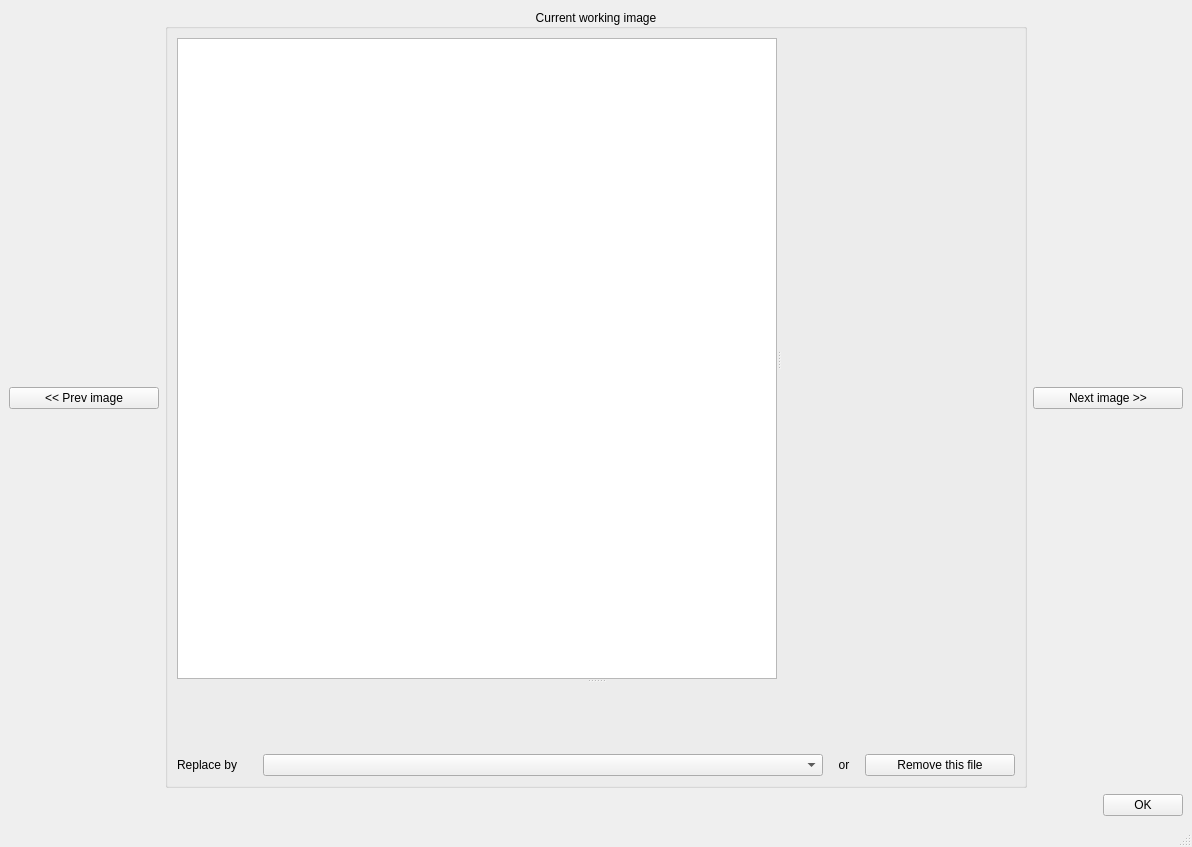
This is notebooks/ui/ui_extract_evenly_spaced_files.ui in neutronimaging/python_notebooks as Qt 5 draws it before an edit. The edited form follows.
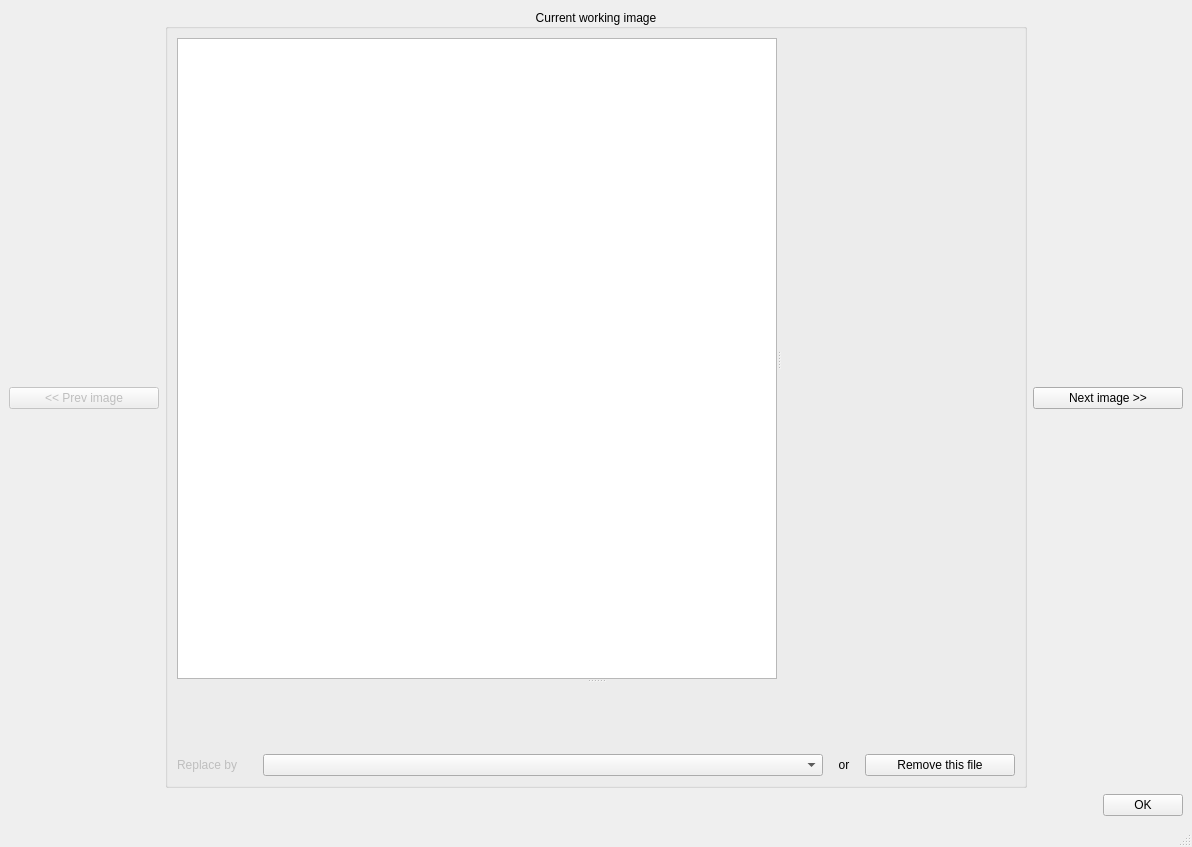
This is the edited form.

Patch:
```diff
--- a/notebooks/ui/ui_extract_evenly_spaced_files.ui
+++ b/notebooks/ui/ui_extract_evenly_spaced_files.ui
@@ -2,6 +2,9 @@
 <ui version="4.0">
  <class>MainWindow</class>
  <widget class="QMainWindow" name="MainWindow">
+  <property name="enabled">
+   <bool>true</bool>
+  </property>
   <property name="geometry">
    <rect>
     <x>0</x>
@@ -14,11 +17,17 @@
    <string>MainWindow</string>
   </property>
   <widget class="QWidget" name="centralwidget">
+   <property name="enabled">
+    <bool>true</bool>
+   </property>
    <layout class="QVBoxLayout" name="verticalLayout_3">
     <item>
      <layout class="QHBoxLayout" name="horizontalLayout_3">
       <item>
-       <widget class="QPushButton" name="pushButton">
+       <widget class="QPushButton" name="previous_image_pushButton">
+        <property name="enabled">
+         <bool>false</bool>
+        </property>
         <property name="minimumSize">
          <size>
           <width>150</width>
@@ -38,6 +47,9 @@
       </item>
       <item>
        <widget class="QGroupBox" name="groupBox">
+        <property name="enabled">
+         <bool>true</bool>
+        </property>
         <property name="title">
          <string>Current working image</string>
         </property>
@@ -57,7 +69,7 @@
             <widget class="QListWidget" name="list_of_files_listWidget"/>
             <widget class="QWidget" name="widget" native="true"/>
            </widget>
-           <widget class="QWidget" name="">
+           <widget class="QWidget" name="layoutWidget">
             <layout class="QVBoxLayout" name="verticalLayout">
              <item>
               <widget class="QWidget" name="statistics_widget" native="true">
@@ -73,6 +85,9 @@
               <layout class="QHBoxLayout" name="horizontalLayout">
                <item>
                 <widget class="QLabel" name="label">
+                 <property name="enabled">
+                  <bool>false</bool>
+                 </property>
                  <property name="minimumSize">
                   <size>
                    <width>80</width>
```
Left out of the diff: 60 changed lines with no effect on the pictures.
